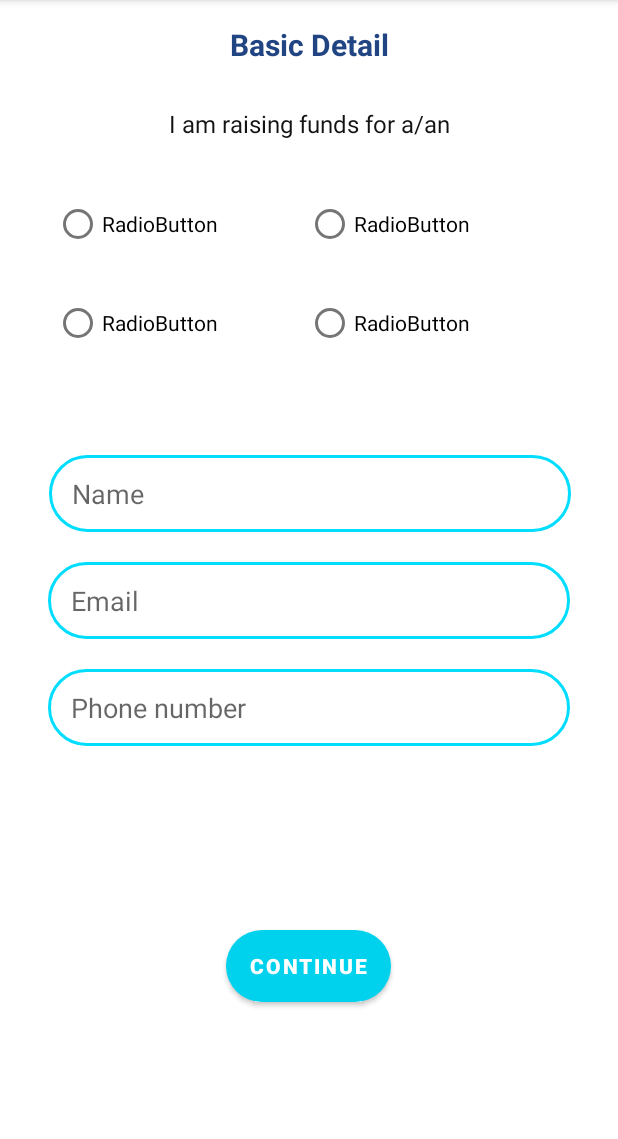
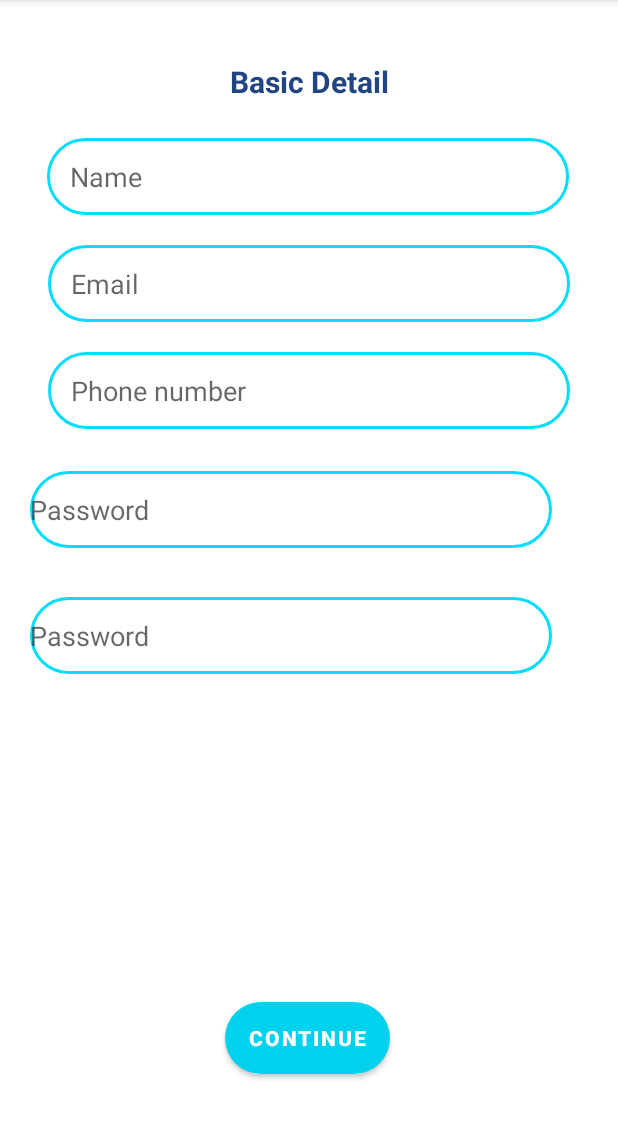
Before and after one commit to krakendev01/HeavensGate, an Android app: the fundsignup screen opened directly, with no data from a screen before it, on a phone screen of 412 x 824 dp, the part 84-1223 px from its top. Run offline under Robolectric (Android 15) with nearby library versions, the phone set to English and light mode, and no system bars.

Commit message:
fund layout

```diff
--- a/app/build.gradle
+++ b/app/build.gradle
@@ -43,6 +43,7 @@ dependencies {
     implementation 'com.google.android.material:material:1.5.0'
     implementation 'androidx.constraintlayout:constraintlayout:2.1.3'
     implementation 'com.google.firebase:firebase-auth-ktx:21.0.3'
+    implementation 'com.google.firebase:firebase-firestore-ktx:24.1.1'
     testImplementation 'junit:junit:4.13.2'
     androidTestImplementation 'androidx.test.ext:junit:1.1.3'
     androidTestImplementation 'androidx.test.espresso:espresso-core:3.4.0'
--- a/app/src/main/java/com/donation/heavensgate/auth/fundsignup.kt
+++ b/app/src/main/java/com/donation/heavensgate/auth/fundsignup.kt
@@ -11,5 +11,10 @@ class fundsignup : AppCompatActivity() {
         super.onCreate(savedInstanceState)
         binding=ActivityFundsignupBinding.inflate(layoutInflater)
         setContentView(binding.root)
+
+
+
+
+
     }
 }
--- a/app/src/main/res/layout/activity_fundsignup.xml
+++ b/app/src/main/res/layout/activity_fundsignup.xml
@@ -15,100 +15,28 @@
         android:textColor="#214583"
         android:textSize="20sp"
         android:textStyle="bold"
+        app:layout_constraintBottom_toTopOf="@+id/Name"
         app:layout_constraintEnd_toEndOf="parent"
         app:layout_constraintStart_toStartOf="parent"
         app:layout_constraintTop_toTopOf="parent" />
 
-    <TextView
-        android:id="@+id/textView6"
-        android:layout_width="wrap_content"
-        android:layout_height="wrap_content"
-        android:layout_marginTop="28dp"
-        android:text="I am raising funds for a/an"
-        android:textColor="#131313"
-        android:textSize="16sp"
-        app:layout_constraintEnd_toEndOf="parent"
-        app:layout_constraintStart_toStartOf="parent"
-        app:layout_constraintTop_toBottomOf="@+id/textView2" />
-
-    <RelativeLayout
-        android:id="@+id/relativeLayout"
-        android:layout_width="362dp"
-        android:layout_height="154dp"
-        android:layout_marginTop="12dp"
-        android:orientation="horizontal"
-        app:layout_constraintEnd_toEndOf="parent"
-        app:layout_constraintStart_toStartOf="parent"
-        app:layout_constraintTop_toBottomOf="@+id/textView6">
-
-        <LinearLayout
-            android:layout_width="336dp"
-            android:layout_height="wrap_content"
-
-            android:layout_alignParentTop="true"
-            android:layout_alignParentEnd="true"
-            android:layout_marginTop="20dp"
-            android:layout_marginEnd="15dp"
-            tools:ignore="MissingConstraints">
-
-            <RadioButton
-                android:id="@+id/radioButton5"
-                android:layout_width="wrap_content"
-                android:layout_height="match_parent"
-                android:layout_weight="1"
-                android:text="RadioButton" />
-
-            <RadioButton
-                android:id="@+id/radioButton6"
-                android:layout_width="wrap_content"
-                android:layout_height="match_parent"
-                android:layout_weight="1"
-                android:text="RadioButton" />
-
-        </LinearLayout>
-
-        <LinearLayout
-            android:layout_width="336dp"
-            android:layout_height="wrap_content"
-            android:layout_alignParentEnd="true"
-            android:layout_alignParentBottom="true"
-            android:layout_marginEnd="15dp"
-            android:layout_marginBottom="20dp">
-
-            <RadioButton
-                android:id="@+id/radioButton9"
-                android:layout_width="wrap_content"
-                android:layout_height="wrap_content"
-                android:layout_weight="1"
-                android:text="RadioButton" />
-
-            <RadioButton
-                android:id="@+id/radioButton10"
-                android:layout_width="wrap_content"
-                android:layout_height="wrap_content"
-                android:layout_weight="1"
-                android:text="RadioButton" />
-        </LinearLayout>
-
-    </RelativeLayout>
-
     <EditText
-        android:id="@+id/editTextTextPersonName"
+        android:id="@+id/Name"
         android:layout_width="348dp"
         android:layout_height="51dp"
-        android:layout_marginTop="44dp"
+        android:layout_marginTop="92dp"
         android:background="@drawable/edt_cus"
         android:ems="10"
         android:hint="Name"
         android:inputType="textPersonName"
         android:paddingLeft="15dp"
         app:layout_constraintEnd_toEndOf="parent"
-        app:layout_constraintHorizontal_bias="0.507"
+        app:layout_constraintHorizontal_bias="0.492"
         app:layout_constraintStart_toStartOf="parent"
-        app:layout_constraintTop_toBottomOf="@+id/relativeLayout" />
+        app:layout_constraintTop_toTopOf="parent" />
 
     <EditText
-        android:id="@+id/editTextTextEmailAddress"
+        android:id="@+id/Email"
         android:layout_width="348dp"
         android:layout_height="51dp"
         android:layout_marginTop="20dp"
@@ -120,10 +48,10 @@
         app:layout_constraintEnd_toEndOf="parent"
         app:layout_constraintHorizontal_bias="0.495"
         app:layout_constraintStart_toStartOf="parent"
-        app:layout_constraintTop_toBottomOf="@+id/editTextTextPersonName" />
+        app:layout_constraintTop_toBottomOf="@+id/Name" />
 
     <EditText
-        android:id="@+id/editTextPhone"
+        android:id="@+id/Phone"
         android:layout_width="348dp"
         android:layout_height="51dp"
         android:layout_marginTop="20dp"
@@ -134,19 +62,45 @@
         android:inputType="phone"
         app:layout_constraintEnd_toEndOf="parent"
         app:layout_constraintStart_toStartOf="parent"
-        app:layout_constraintTop_toBottomOf="@+id/editTextTextEmailAddress" />
+        app:layout_constraintTop_toBottomOf="@+id/Email" />
 
     <Button
         android:id="@+id/button2"
         android:layout_width="wrap_content"
         android:layout_height="wrap_content"
-        android:layout_marginBottom="100dp"
+        android:layout_marginBottom="52dp"
+        android:background="@drawable/btn_cus"
         android:text="Continue"
         android:textStyle="bold"
-        android:background="@drawable/btn_cus"
         app:layout_constraintBottom_toBottomOf="parent"
         app:layout_constraintEnd_toEndOf="parent"
-        app:layout_constraintHorizontal_bias="0.498"
+        app:layout_constraintHorizontal_bias="0.496"
         app:layout_constraintStart_toStartOf="parent" />
 
+    <EditText
+        android:id="@+id/Pass"
+        android:layout_width="348dp"
+        android:layout_height="51dp"
+        android:layout_marginTop="28dp"
+        android:layout_marginEnd="44dp"
+        android:background="@drawable/edt_cus"
+        android:ems="10"
+        android:hint="Password"
+        android:inputType="textPassword"
+        app:layout_constraintEnd_toEndOf="parent"
+        app:layout_constraintTop_toBottomOf="@+id/Phone" />
+
+    <EditText
+        android:id="@+id/Confirm_Pass"
+        android:layout_width="348dp"
+        android:layout_height="51dp"
+        android:layout_marginTop="112dp"
+        android:layout_marginEnd="44dp"
+        android:background="@drawable/edt_cus"
+        android:ems="10"
+        android:hint="Password"
+        android:inputType="textPassword"
+        app:layout_constraintEnd_toEndOf="parent"
+        app:layout_constraintTop_toBottomOf="@+id/Phone" />
+
 </androidx.constraintlayout.widget.ConstraintLayout>
```
